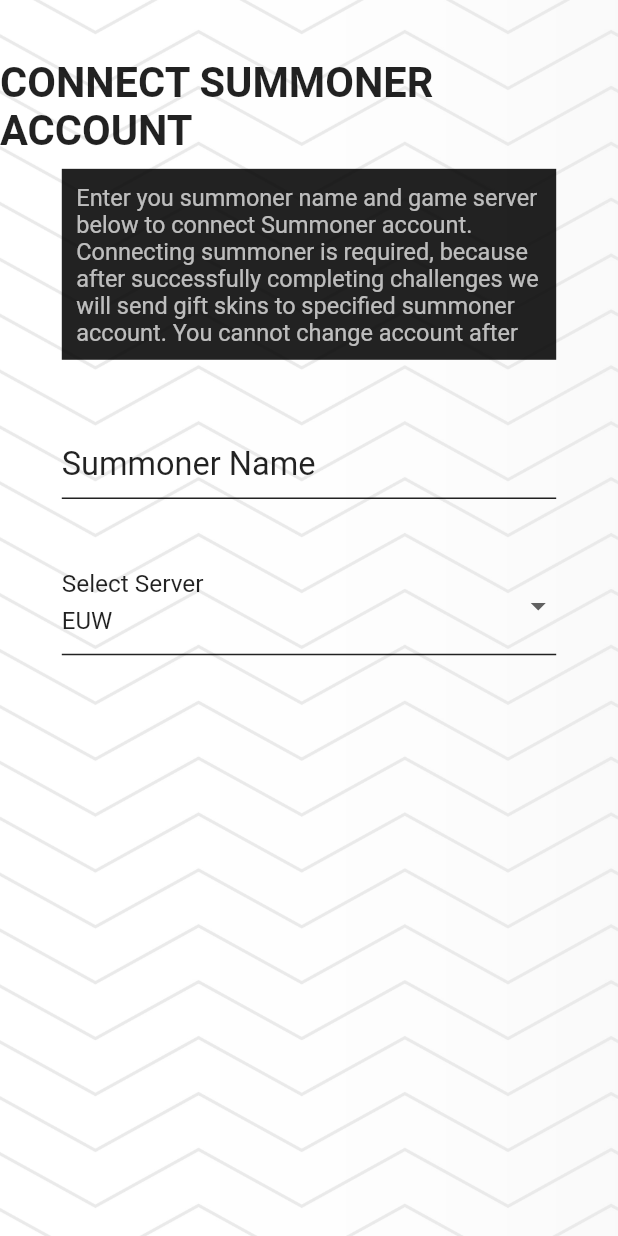
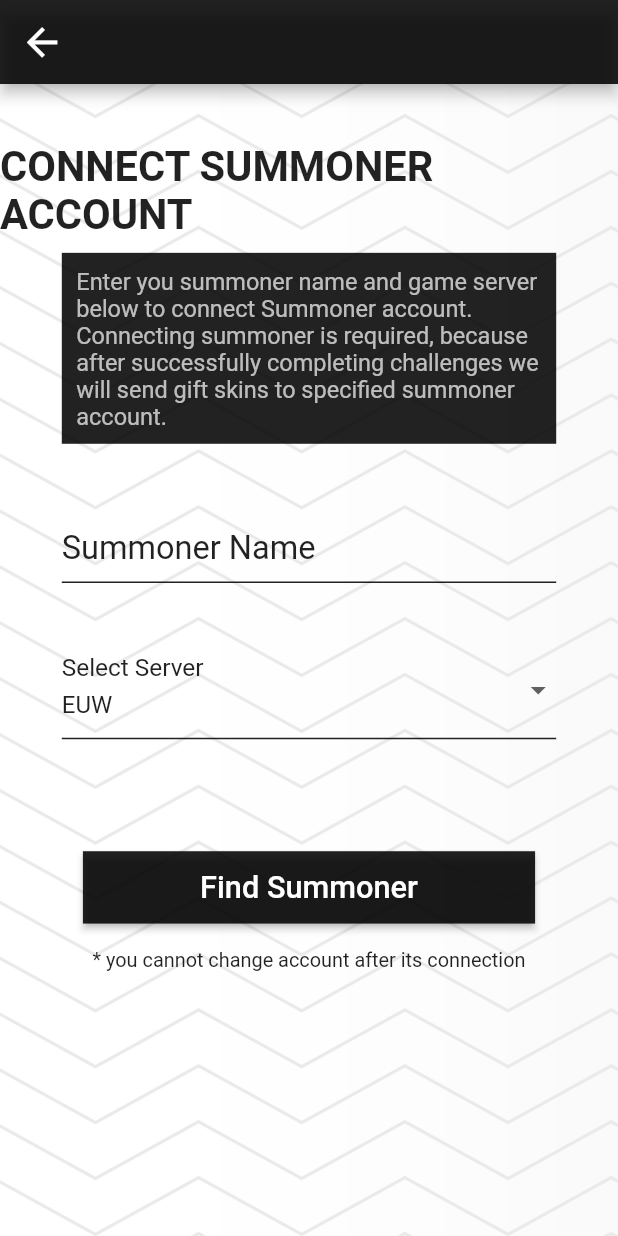
Before and after one commit to razmik-gharibyan/lol_rewarder, a Flutter app: the screen it shows after launch, on a phone screen of 412 x 824 dp. Run offline on Flutter 3.47's test engine with Material 2 defaults, Android fonts, the phone set to English and light mode, and no system bars; our stand-ins replace firebase_auth, shared_preferences; accounts and stored records are empty.

Commit message:
1.0.0.2 Updated connect_account_screen.dart more, need more updates

```diff
--- a/lib/screens/connect_account_screen.dart
+++ b/lib/screens/connect_account_screen.dart
@@ -1,5 +1,9 @@
+import 'dart:io';
+
+import 'package:flutter/cupertino.dart';
 import 'package:flutter/material.dart';
 import 'package:lol_rewarder/helper/constraint_helper.dart';
+import 'package:lol_rewarder/screens/login_screen.dart';
 
 class ConnectAccountScreen extends StatefulWidget {
 
@@ -16,9 +20,9 @@ class _ConnectAccountScreenState extends State<ConnectAccountScreen> {
   // Constants
   final List<String> _serverTagList = ["BR","EUW","EUN","JP","KR","NA","OC","RU","TR"];
   // Vars
-  bool _summonerNameValid = true;
   String summonerName = "";
   String serverTag = "EUW";
+  bool _isLoading = false;
 
   @override
   Widget build(BuildContext context) {
@@ -27,6 +31,17 @@ class _ConnectAccountScreenState extends State<ConnectAccountScreen> {
 
     return Scaffold(
       backgroundColor: Colors.white,
+      appBar: AppBar(
+        backgroundColor: Colors.black87,
+        leading: IconButton(
+          icon: Icon(Platform.isAndroid ? Icons.arrow_back : Icons.arrow_back_ios),
+          color: Colors.white,
+          iconSize: _size.height * 25 / ConstraintHelper.screenHeightCoe,
+          onPressed: () {
+            Navigator.of(context).pushReplacementNamed(LoginScreen.routeName);
+          },
+        ),
+      ),
       body: SingleChildScrollView(
         child: Container(
           width: _size.width,
@@ -68,7 +83,7 @@ class _ConnectAccountScreenState extends State<ConnectAccountScreen> {
                                 child: Text(
                                   "Enter you summoner name and game server below to connect Summoner account."
                                       " Connecting summoner is required, because after successfully completing challenges"
-                                      " we will send gift skins to specified summoner account. You cannot change account after",
+                                      " we will send gift skins to specified summoner account.",
                                   style: TextStyle(
                                       color: Colors.white70,
                                       fontSize: 13 * _size.height / ConstraintHelper.screenHeightCoe
@@ -120,7 +135,6 @@ class _ConnectAccountScreenState extends State<ConnectAccountScreen> {
                                       ),
                                       validator: (value) {
                                         if(value.isEmpty) {
-                                          _summonerNameValid = false;
                                           return "Please enter e-mail address";
                                         }
                                       },
@@ -133,6 +147,7 @@ class _ConnectAccountScreenState extends State<ConnectAccountScreen> {
                               ),
                               Container(
                                   width: _size.width * 0.8,
+                                  height: _size.height * 0.1,
                                   child: DropdownButtonFormField<String>( // into this
                                     decoration: InputDecoration(
                                       isDense: true,
@@ -169,6 +184,41 @@ class _ConnectAccountScreenState extends State<ConnectAccountScreen> {
                                     }).toList(),
                                   )
                               ),
+                              SizedBox(
+                                height: _size.height * 0.05,
+                              ),
+                              Container(
+                                height: _size.height * 0.1,
+                                alignment: Alignment.center,
+                                child: ButtonTheme(
+                                  minWidth: _size.height * 250 / ConstraintHelper.screenHeightCoe,
+                                  height: _size.height * 40 / ConstraintHelper.screenHeightCoe,
+                                  child: RaisedButton(
+                                    child: Text(
+                                      "Find Summoner",
+                                      style: TextStyle(
+                                        fontSize: _size.height * 17 / ConstraintHelper.screenHeightCoe,
+                                        color: Colors.white
+                                      ),
+                                    ),
+                                    shape: RoundedRectangleBorder(
+                                      borderRadius: BorderRadius.circular(0),
+                                    ),
+                                    materialTapTargetSize: MaterialTapTargetSize.shrinkWrap,
+                                    color: Colors.black87,
+                                    textColor: Colors.white70,
+                                    splashColor: Colors.amber,
+                                    onPressed: _submit,
+                                  ),
+                                ),
+                              ),
+                              Text(
+                                "* you cannot change account after its connection",
+                                textAlign: TextAlign.center,
+                                style: TextStyle(
+                                  fontSize: _size.height * 11 / ConstraintHelper.screenHeightCoe
+                                ),
+                              )
                             ],
                           ),
                         ),
@@ -183,4 +233,60 @@ class _ConnectAccountScreenState extends State<ConnectAccountScreen> {
       ),
     );
   }
+
+  Future<void> _submit() async {
+    if (!_formKey.currentState.validate()) {
+      // Invalid!
+      return;
+    }
+    _formKey.currentState.save();
+    setState(() {
+      _isLoading = true;
+    });
+    try {
+
+    } catch (error) {
+      final errorMassage = "Failed to get summoner information,try again later";
+      _showErrorDialog(errorMassage);
+    }
+    setState(() {
+      _isLoading = false;
+    });
+  }
+
+  void _showErrorDialog(String message) {
+    showDialog(
+        context: context,
+        builder: (ctx) => Platform.isAndroid
+        ? AlertDialog(
+          title: Text("Request failed"),
+          content: Text(message),
+          actions: [
+            FlatButton(
+              child: Text(
+                "OK",
+                style: TextStyle(
+                    color: Colors.amber
+                ),
+              ),
+              onPressed: () {
+                Navigator.of(ctx).pop();
+              },
+            )
+          ],
+        )
+        : CupertinoAlertDialog(
+          title: Text("Request failed"),
+          content: Text(message),
+          actions: [
+            FlatButton(
+              child: Text("OK"),
+              onPressed: () {
+                Navigator.of(ctx).pop();
+              },
+            )
+          ],
+        )
+    );
+  }
 }
--- a/lib/screens/signup_screen.dart
+++ b/lib/screens/signup_screen.dart
@@ -5,6 +5,7 @@ import 'package:flutter/material.dart';
 import 'package:flutter/services.dart';
 import 'package:lol_rewarder/helper/constraint_helper.dart';
 import 'package:lol_rewarder/providers/auth_provider.dart';
+import 'package:lol_rewarder/screens/connect_account_screen.dart';
 import 'package:lol_rewarder/screens/login_screen.dart';
 
 class SignUpScreen extends StatefulWidget {
@@ -395,6 +396,7 @@ class _SignUpScreenState extends State<SignUpScreen> {
     });
     try {
       await _authProvider.signUpNewUser(_authData["email"].trim(), _authData["password"].trim());
+      Navigator.of(context).pushReplacementNamed(ConnectAccountScreen.routeName);
     } on PlatformException catch (error) {
       var errorMassage = "Authentication Error";
       if (error.toString().contains("ERROR_EMAIL_ALREADY_IN_USE")) {
--- a/pubspec.yaml
+++ b/pubspec.yaml
@@ -28,6 +28,7 @@ dependencies:
   firebase_database: ^3.1.6
   cloud_firestore: ^0.13.7
   shared_preferences: ^0.5.12
+  http: ^0.12.2
 
 
   # The following adds the Cupertino Icons font to your application.
```
Also changed, not shown: lib/providers/lol_provider.dart (added, +7 -0 lines), pubspec.lock.
